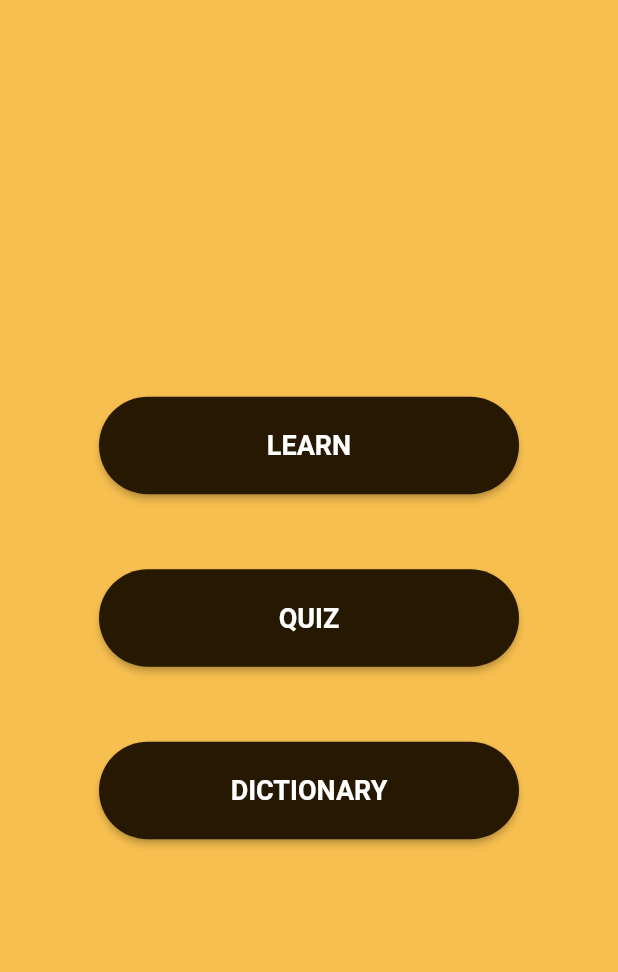
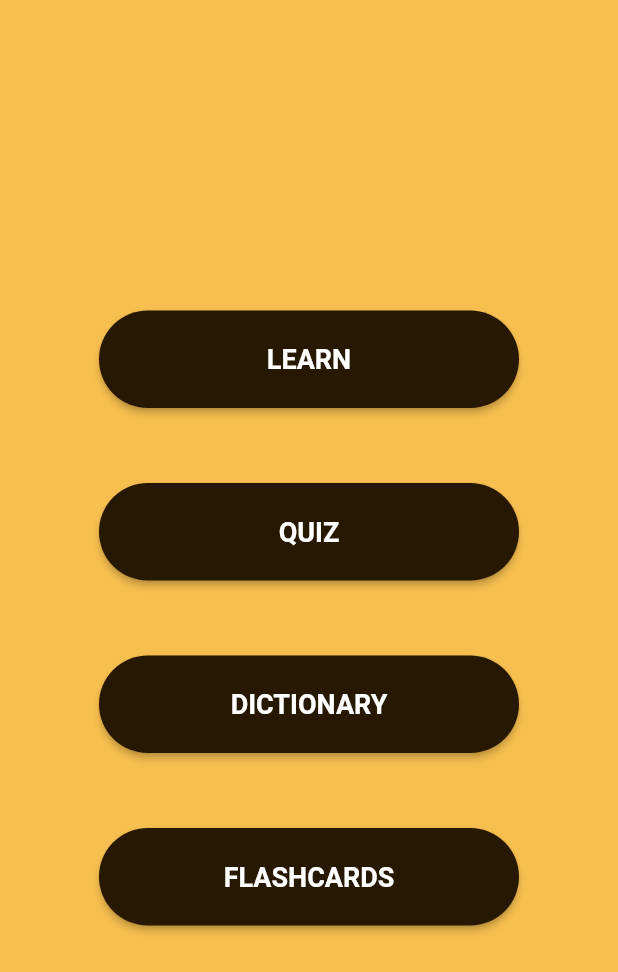
Before and after one commit to JariP5/ASL, a Flutter app: the screen it shows after launch, after a tap on "START NOW!", on a phone screen of 412 x 824 dp. Shown: the top 972 px of the screen. Run offline on Flutter 3.47's test engine with Material 2 defaults, Android fonts, the phone set to English and light mode, and no system bars; our stand-ins replace camera, firebase_core; missing offline and left inert: firebase_ml_model_downloader, tflite_flutter, tflite_flutter_helper; accounts and stored records are empty.

Commit message:
Update dashboard_view.dart

```diff
--- a/lib/Dashboard/dashboard_view.dart
+++ b/lib/Dashboard/dashboard_view.dart
@@ -66,6 +66,23 @@ class DashboardView extends StatelessWidget {
               );
             },
           ),
+          const SizedBox(
+            height: 50,
+          ),
+          // dictionary screen
+          ElevatedButton(
+            style: addButtonStyle(),
+            child: const Text(
+              'FLASHCARDS',
+              style: TextStyle(fontWeight: FontWeight.bold),
+            ),
+            onPressed: () {
+              Navigator.push(
+                context,
+                MaterialPageRoute(builder: (context) => FlashcardsView()),
+              );
+            },
+          ),
         ]),
       ));
 
```
